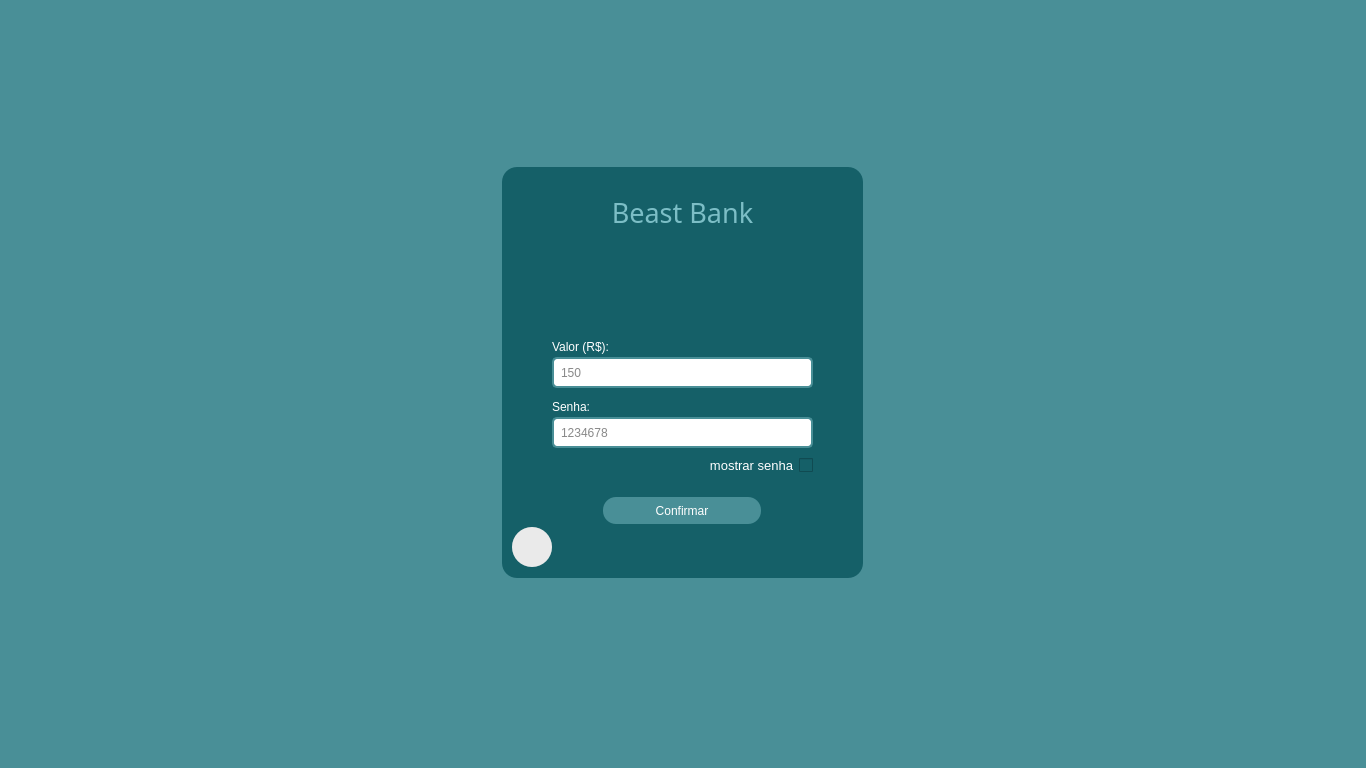
First picture: the form in banco/ui/7_deposito_e_saque.ui, repository JoaoVitorMoreiraPassos/Banco_POO2, before the edit.
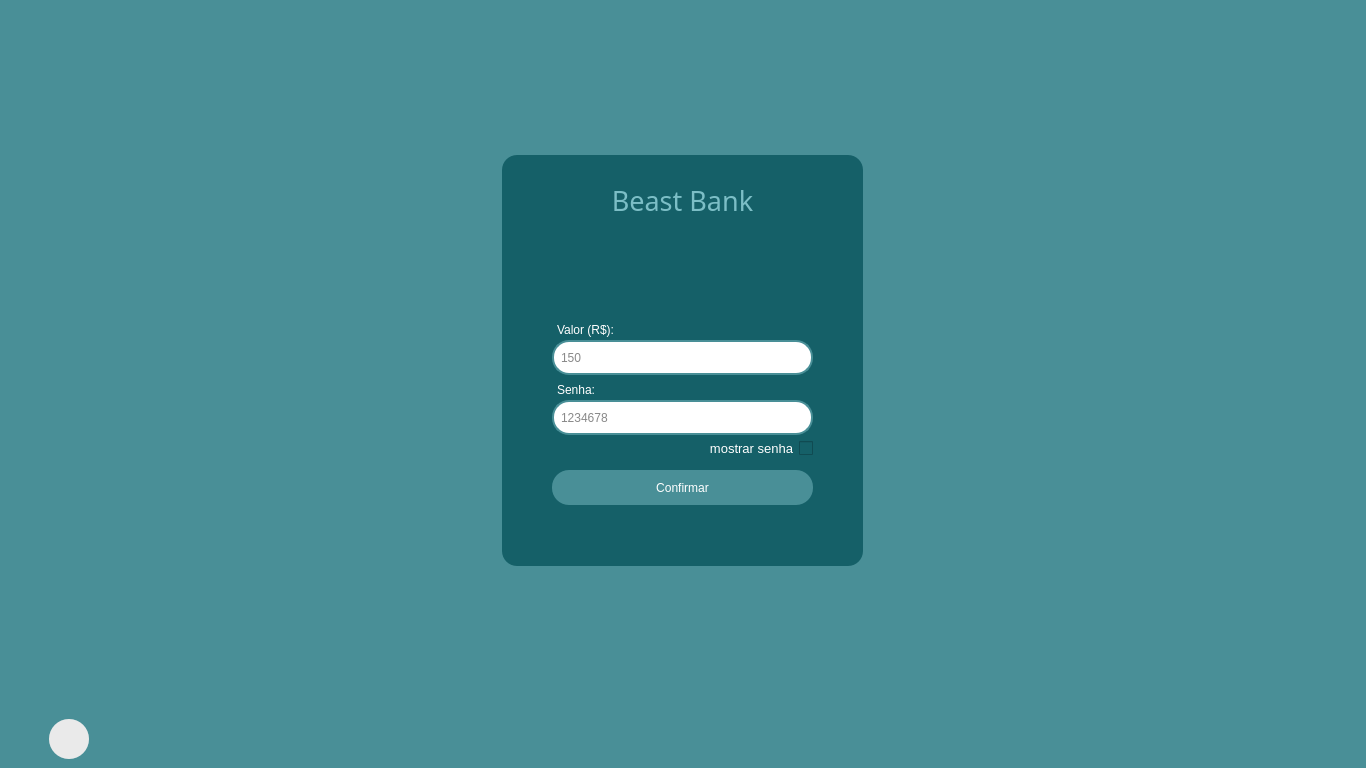
Second picture: the form after the edit.

Diff of the .ui file:
```diff
--- a/banco/ui/7_deposito_e_saque.ui
+++ b/banco/ui/7_deposito_e_saque.ui
@@ -19,6 +19,19 @@
   <widget class="QWidget" name="centralwidget">
    <layout class="QGridLayout" name="gridLayout">
     <item row="0" column="0">
+     <widget class="QFrame" name="frame_2">
+      <property name="styleSheet">
+       <string notr="true">border: 0px
+</string>
+      </property>
+      <property name="frameShape">
+       <enum>QFrame::StyledPanel</enum>
+      </property>
+      <property name="frameShadow">
+       <enum>QFrame::Raised</enum>
+      </property>
+      <layout class="QGridLayout" name="gridLayout_2">
+       <item row="0" column="0">
      <widget class="QFrame" name="frame">
       <property name="minimumSize">
        <size>
@@ -47,9 +60,9 @@
        <property name="geometry">
         <rect>
          <x>50</x>
-         <y>190</y>
+            <y>185</y>
          <width>261</width>
-         <height>31</height>
+            <height>35</height>
         </rect>
        </property>
        <property name="styleSheet">
@@ -57,7 +70,7 @@
 	background-color: #fff;
 	color: #111;
 	padding-left: 5px;
-	border-radius: 5px;
+	border-radius: 17px;
 	border: 2px solid #498f97;
 }
 
@@ -72,10 +85,10 @@
       <widget class="QPushButton" name="btn_confirma">
        <property name="geometry">
         <rect>
-         <x>101</x>
-         <y>330</y>
-         <width>158</width>
-         <height>27</height>
+            <x>50</x>
+            <y>315</y>
+            <width>261</width>
+            <height>35</height>
         </rect>
        </property>
        <property name="cursor">
@@ -85,7 +98,7 @@
         <string notr="true">QPushButton {
 
 	background-color: #498f97;
-	border-radius: 13px;
+	border-radius: 17px;
 	color: #fff
 }
 
@@ -126,8 +139,8 @@
       <widget class="QLabel" name="label">
        <property name="geometry">
         <rect>
-         <x>50</x>
-         <y>170</y>
+            <x>55</x>
+            <y>165</y>
          <width>81</width>
          <height>19</height>
         </rect>
@@ -167,9 +180,9 @@
        <property name="geometry">
         <rect>
          <x>50</x>
-         <y>250</y>
+            <y>245</y>
          <width>261</width>
-         <height>31</height>
+            <height>35</height>
         </rect>
        </property>
        <property name="styleSheet">
@@ -177,7 +190,7 @@
 	background-color: #fff;
 	color: #111;
 	padding-left: 5px;
-	border-radius: 5px;
+	border-radius: 17px;
 	border: 2px solid #498f97;
 }
 
@@ -198,8 +211,8 @@
       <widget class="QLabel" name="label_5">
        <property name="geometry">
         <rect>
-         <x>50</x>
-         <y>230</y>
+            <x>55</x>
+            <y>225</y>
          <width>81</width>
          <height>19</height>
         </rect>
@@ -215,7 +228,7 @@
        <property name="geometry">
         <rect>
          <x>180</x>
-         <y>290</y>
+            <y>285</y>
          <width>131</width>
          <height>16</height>
         </rect>
@@ -238,11 +251,34 @@
         <string>mostrar senha</string>
        </property>
       </widget>
+        </widget>
+       </item>
+      </layout>
+     </widget>
+    </item>
+    <item row="1" column="0">
+     <widget class="QFrame" name="frame_3">
+      <property name="maximumSize">
+       <size>
+        <width>16777215</width>
+        <height>40</height>
+       </size>
+      </property>
+      <property name="styleSheet">
+       <string notr="true">border: 0px
+</string>
+      </property>
+      <property name="frameShape">
+       <enum>QFrame::StyledPanel</enum>
+      </property>
+      <property name="frameShadow">
+       <enum>QFrame::Raised</enum>
+      </property>
       <widget class="QLabel" name="img">
        <property name="geometry">
         <rect>
-         <x>10</x>
-         <y>360</y>
+         <x>40</x>
+         <y>0</y>
          <width>40</width>
          <height>40</height>
         </rect>
@@ -264,8 +300,8 @@
       <widget class="QPushButton" name="voltar">
        <property name="geometry">
         <rect>
-         <x>10</x>
-         <y>360</y>
+         <x>40</x>
+         <y>0</y>
          <width>40</width>
          <height>40</height>
         </rect>
@@ -285,7 +321,6 @@
     </item>
    </layout>
   </widget>
-  <widget class="QStatusBar" name="statusbar"/>
  </widget>
  <resources/>
  <connections/>
```
Lines whose indentation alone changed are shown as unchanged.
